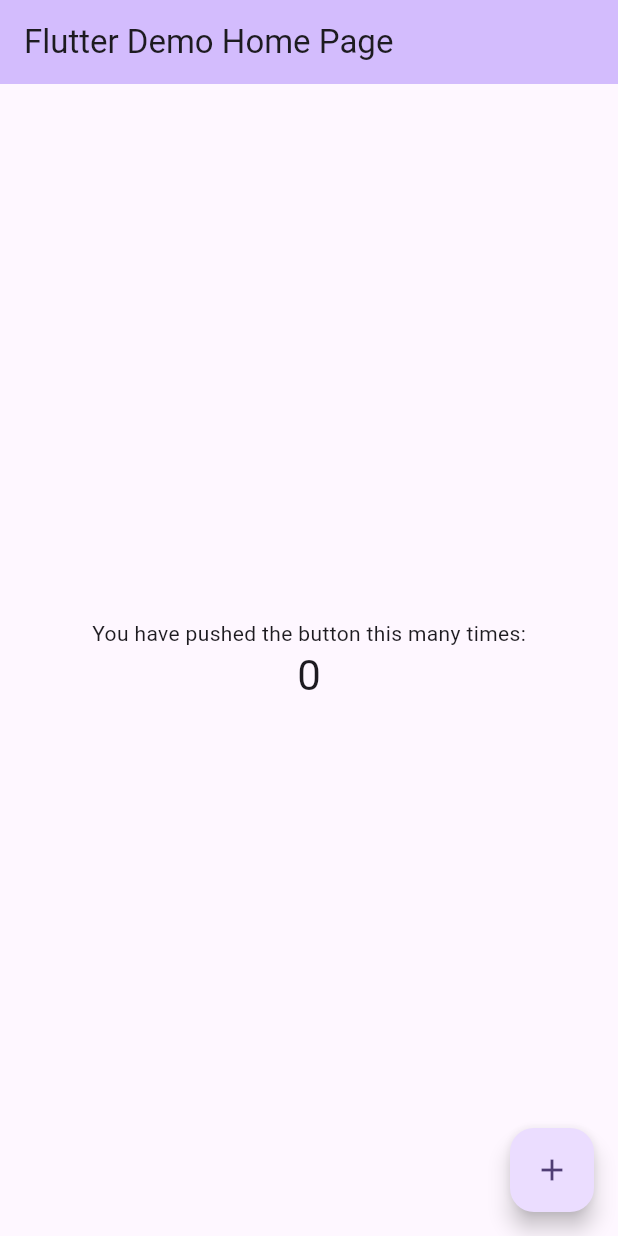
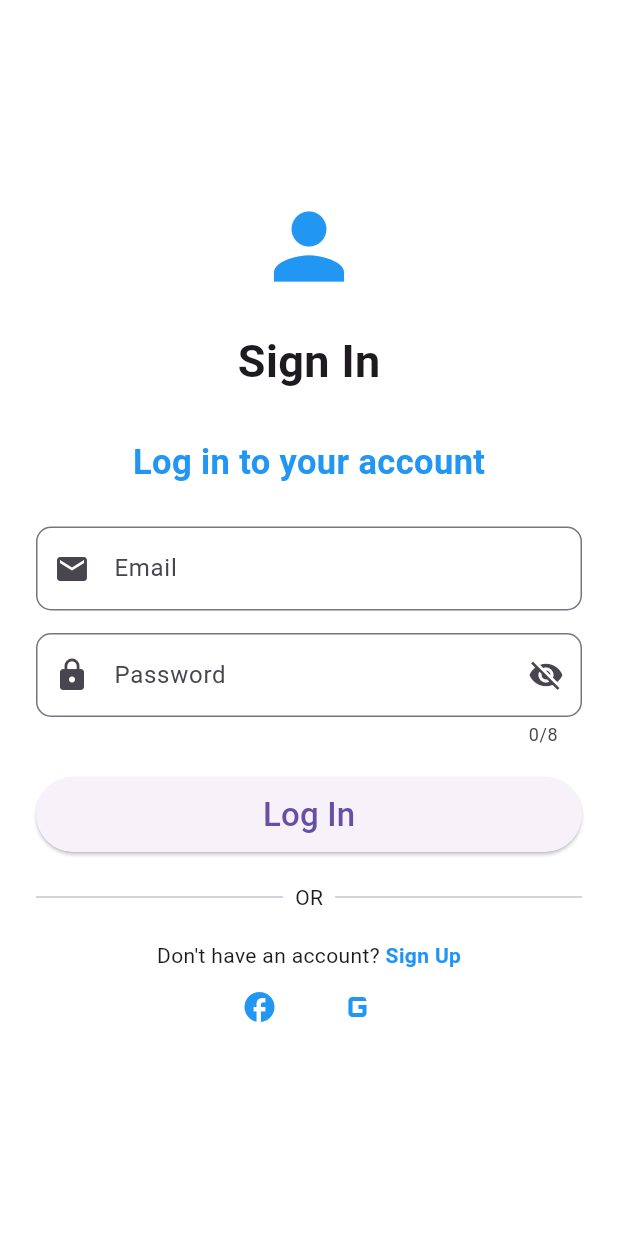
Before and after one commit to laura-001/graville_operations, a Flutter app: the screen it shows after launch, on a phone screen of 412 x 824 dp. Run offline on Flutter 3.47's test engine with Material 3 defaults, Android fonts, the light colour scheme and no system bars.

Commit message:
login screen

```diff
--- /dev/null
+++ b/lib/login_screen.dart
@@ -0,0 +1 @@
+// TODO Implement this library.
--- a/lib/main.dart
+++ b/lib/main.dart
@@ -1,4 +1,5 @@
 import 'package:flutter/material.dart';
+import 'package:graville_operations/screens/login/login_screen.dart';
 
 void main() {
   runApp(const MyApp());
@@ -7,116 +8,8 @@ void main() {
 class MyApp extends StatelessWidget {
   const MyApp({super.key});
 
-  // This widget is the root of your application.
   @override
   Widget build(BuildContext context) {
-    return MaterialApp(
-      title: 'Flutter Demo',
-      theme: ThemeData(
-        // This is the theme of your application.
-        //
-        // TRY THIS: Try running your application with "flutter run". You'll see
-        // the application has a purple toolbar. Then, without quitting the app,
-        // try changing the seedColor in the colorScheme below to Colors.green
-        // and then invoke "hot reload" (save your changes or press the "hot
-        // reload" button in a Flutter-supported IDE, or press "r" if you used
-        // the command line to start the app).
-        //
-        // Notice that the counter didn't reset back to zero; the application
-        // state is not lost during the reload. To reset the state, use hot
-        // restart instead.
-        //
-        // This works for code too, not just values: Most code changes can be
-        // tested with just a hot reload.
-        colorScheme: ColorScheme.fromSeed(seedColor: Colors.deepPurple),
-      ),
-      home: const MyHomePage(title: 'Flutter Demo Home Page'),
-    );
+    return MaterialApp(debugShowCheckedModeBanner: false, home: LoginScreen());
   }
 }
-
-class MyHomePage extends StatefulWidget {
-  const MyHomePage({super.key, required this.title});
-
-  // This widget is the home page of your application. It is stateful, meaning
-  // that it has a State object (defined below) that contains fields that affect
-  // how it looks.
-
-  // This class is the configuration for the state. It holds the values (in this
-  // case the title) provided by the parent (in this case the App widget) and
-  // used by the build method of the State. Fields in a Widget subclass are
-  // always marked "final".
-
-  final String title;
-
-  @override
-  State<MyHomePage> createState() => _MyHomePageState();
-}
-
-class _MyHomePageState extends State<MyHomePage> {
-  int _counter = 0;
-
-  void _incrementCounter() {
-    setState(() {
-      // This call to setState tells the Flutter framework that something has
-      // changed in this State, which causes it to rerun the build method below
-      // so that the display can reflect the updated values. If we changed
-      // _counter without calling setState(), then the build method would not be
-      // called again, and so nothing would appear to happen.
-      _counter++;
-    });
-  }
-
-  @override
-  Widget build(BuildContext context) {
-    // This method is rerun every time setState is called, for instance as done
-    // by the _incrementCounter method above.
-    //
-    // The Flutter framework has been optimized to make rerunning build methods
-    // fast, so that you can just rebuild anything that needs updating rather
-    // than having to individually change instances of widgets.
-    return Scaffold(
-      appBar: AppBar(
-        // TRY THIS: Try changing the color here to a specific color (to
-        // Colors.amber, perhaps?) and trigger a hot reload to see the AppBar
-        // change color while the other colors stay the same.
-        backgroundColor: Theme.of(context).colorScheme.inversePrimary,
-        // Here we take the value from the MyHomePage object that was created by
-        // the App.build method, and use it to set our appbar title.
-        title: Text(widget.title),
-      ),
-      body: Center(
-        // Center is a layout widget. It takes a single child and positions it
-        // in the middle of the parent.
-        child: Column(
-          // Column is also a layout widget. It takes a list of children and
-          // arranges them vertically. By default, it sizes itself to fit its
-          // children horizontally, and tries to be as tall as its parent.
-          //
-          // Column has various properties to control how it sizes itself and
-          // how it positions its children. Here we use mainAxisAlignment to
-          // center the children vertically; the main axis here is the vertical
-          // axis because Columns are vertical (the cross axis would be
-          // horizontal).
-          //
-          // TRY THIS: Invoke "debug painting" (choose the "Toggle Debug Paint"
-          // action in the IDE, or press "p" in the console), to see the
-          // wireframe for each widget.
-          mainAxisAlignment: MainAxisAlignment.center,
-          children: <Widget>[
-            const Text('You have pushed the button this many times:'),
-            Text(
-              '$_counter',
-              style: Theme.of(context).textTheme.headlineMedium,
-            ),
-          ],
-        ),
-      ),
-      floatingActionButton: FloatingActionButton(
-        onPressed: _incrementCounter,
-        tooltip: 'Increment',
-        child: const Icon(Icons.add),
-      ), // This trailing comma makes auto-formatting nicer for build methods.
-    );
-  }
-}
--- a/lib/screens/login/login_screen.dart
+++ b/lib/screens/login/login_screen.dart
@@ -0,0 +1,191 @@
+import 'package:flutter/material.dart';
+import 'package:graville_operations/main.dart';
+
+class LoginScreen extends StatefulWidget {
+  const LoginScreen({super.key});
+
+  @override
+  State<LoginScreen> createState() => _LoginScreenState();
+}
+
+class _LoginScreenState extends State<LoginScreen> {
+  final TextEditingController emailController = TextEditingController();
+  final TextEditingController passwordController = TextEditingController();
+
+  final GlobalKey<FormState> _formKey = GlobalKey<FormState>();
+
+  bool _obscurePassword = true;
+
+  @override
+  Widget build(BuildContext context) {
+    return Scaffold(
+      backgroundColor: Colors.white,
+      body: Center(
+        child: SingleChildScrollView(
+          padding: const EdgeInsets.symmetric(horizontal: 24),
+          child: Form(
+            key: _formKey,
+            child: Column(
+              mainAxisAlignment: MainAxisAlignment.center,
+              children: [
+                const Icon(Icons.person, size: 70, color: Colors.blue),
+                const SizedBox(height: 20),
+
+                const Text(
+                  "Sign In",
+                  style: TextStyle(fontSize: 30, fontWeight: FontWeight.bold),
+                ),
+                const SizedBox(height: 30),
+                const Text(
+                  "Log in to your account",
+                  style: TextStyle(
+                    fontSize: 23,
+                    fontWeight: FontWeight.bold,
+                    color: Colors.blue,
+                  ),
+                ),
+                const SizedBox(height: 26),
+
+                TextFormField(
+                  controller: emailController,
+                  decoration: InputDecoration(
+                    hintText: "example@gmail.com",
+                    labelText: "Email",
+                    prefixIcon: const Icon(Icons.email),
+                    border: OutlineInputBorder(
+                      borderRadius: BorderRadius.circular(10),
+                    ),
+                  ),
+                  validator: (value) {
+                    if (value == null || value.isEmpty) {
+                      return "Email is required";
+                    }
+                    if (!value.contains('@')) {
+                      return "Enter a valid email";
+                    }
+                    return "null";
+                  },
+                ),
+                const SizedBox(height: 15),
+
+                TextFormField(
+                  controller: passwordController,
+                  obscureText: _obscurePassword,
+                  maxLength: 8,
+                  decoration: InputDecoration(
+                    hintText: "Enter password",
+                    labelText: "Password",
+                    prefixIcon: const Icon(Icons.lock),
+                    suffixIcon: IconButton(
+                      icon: Icon(
+                        _obscurePassword
+                            ? Icons.visibility_off
+                            : Icons.visibility,
+                      ),
+                      onPressed: () {
+                        setState(() {
+                          _obscurePassword = !_obscurePassword;
+                        });
+                      },
+                    ),
+                    border: OutlineInputBorder(
+                      borderRadius: BorderRadius.circular(10),
+                    ),
+                  ),
+                  validator: (value) {
+                    if (value == null || value.isEmpty) {
+                      return "input password";
+                    }
+
+                    if (value.length < 8) {
+                      return "Password must have a min of 8 characters";
+                    }
+
+                    if (!RegExp(r'[A-Z]').hasMatch(value)) {
+                      return "Password must have at least one capital letter";
+                    }
+
+                    if (!RegExp(r'[@_$]').hasMatch(value)) {
+                      return "Password must include @, _ or \$";
+                    }
+
+                    return null;
+                  },
+                ),
+                const SizedBox(height: 20),
+
+                SizedBox(
+                  width: double.infinity,
+                  height: 50,
+                  child: ElevatedButton(
+                    onPressed: () {
+                      if (_formKey.currentState!.validate()) {
+                        style:
+                        ElevatedButton.styleFrom(
+                          backgroundColor: Colors.white,
+                          shape: RoundedRectangleBorder(
+                            borderRadius: BorderRadius.circular(12),
+                          ),
+                        );
+                      }
+                    },
+                    child: const Text(
+                      "Log In",
+                      style: TextStyle(fontSize: 22),
+                      selectionColor: Color.fromRGBO(47, 33, 243, 1),
+                    ),
+                  ),
+                ),
+                const SizedBox(height: 20),
+                Row(
+                  children: [
+                    Expanded(child: Divider()),
+                    Padding(
+                      padding: EdgeInsets.symmetric(horizontal: 8),
+                      child: Text('OR'),
+                    ),
+                    Expanded(child: Divider()),
+                  ],
+                ),
+
+                const SizedBox(height: 19),
+                Row(
+                  mainAxisAlignment: MainAxisAlignment.center,
+                  children: [
+                    Text("Don't have an account? "),
+                    Text(
+                      "Sign Up",
+                      style: TextStyle(
+                        color: Colors.blue,
+                        fontWeight: FontWeight.bold,
+                      ),
+                    ),
+                  ],
+                ),
+
+                Row(
+                  mainAxisAlignment: MainAxisAlignment.center,
+                  children: [
+                    IconButton(
+                      icon: const Icon(Icons.facebook, color: Colors.blue),
+                      onPressed: () {},
+                    ),
+                    const SizedBox(width: 18),
+                    IconButton(
+                      icon: const Icon(
+                        Icons.g_mobiledata,
+                        color: Colors.blue,
+                        size: 32,
+                      ),
+                      onPressed: () {},
+                    ),
+                  ],
+                ),
+              ],
+            ),
+          ),
+        ),
+      ),
+    );
+  }
+}
```
Also changed, not shown: pubspec.lock.
